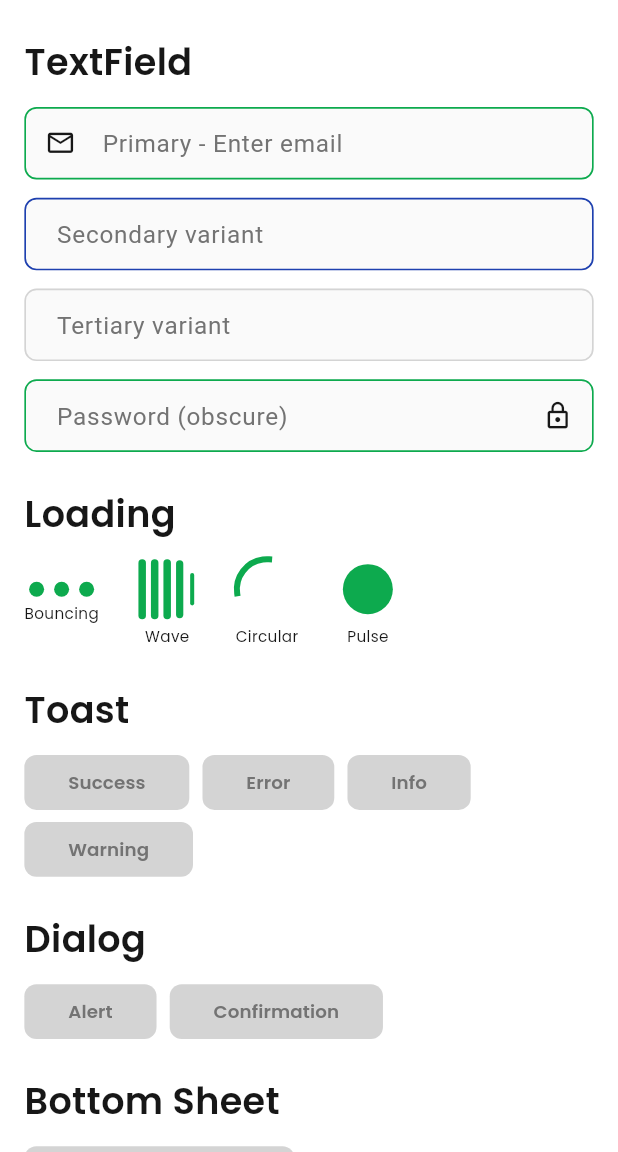
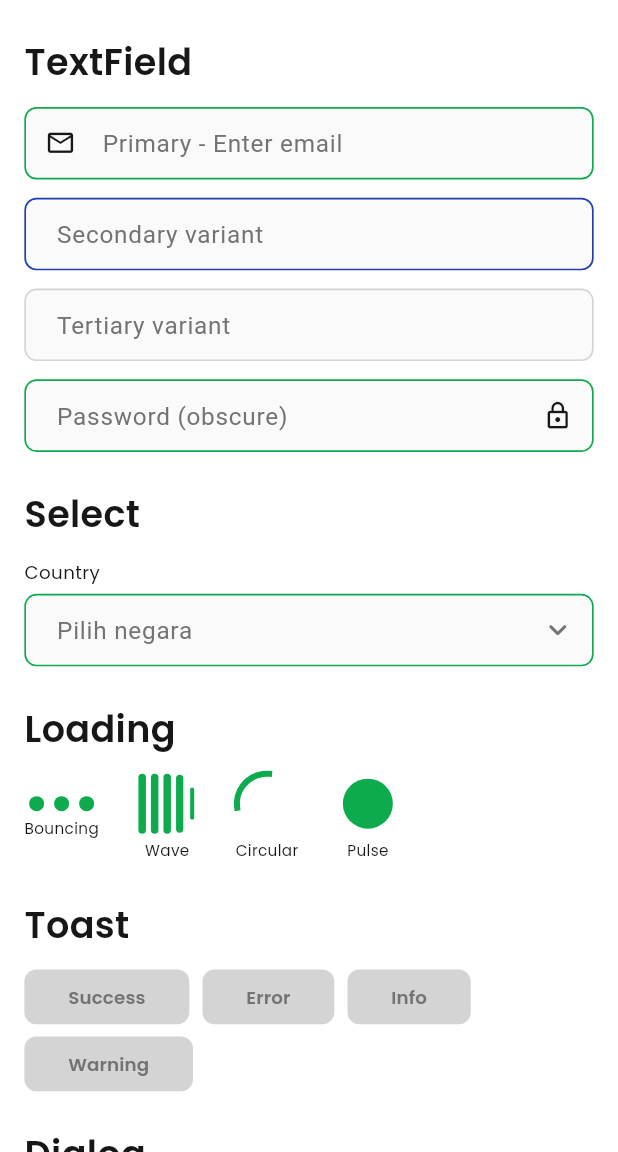
Before and after one commit to FhikarZul/flutter_ewa_kit, a Flutter app: the screen it shows after launch, scrolled down 576 dp, on a phone screen of 412 x 824 dp, the part 84-1236 px from its top. Run offline on Flutter 3.47's test engine with Material 3 defaults, Android fonts, the phone set to English and light mode, and no system bars; our stand-ins replace cached_network_image, connectivity_plus, dio, flutter_screenutil, flutter_spinkit, gap and 4 more; missing offline and left inert: dio_cache_interceptor, tap_debouncer.

Commit message:
feat(select): introduce EwaSelect component with static and lazy loading options
- Added `EwaSelect` for dropdown functionality, supporting both static items and lazy loading.
- Created `EwaSelectItem` data class for managing select options.
- Updated README to include usage examples for static and lazy load modes.
- Enhanced demo screen to showcase the new select component with both modes.
- Improved CHANGELOG to reflect the addition of the select component and its features.

````diff
--- a/example/lib/demo/demo_screen.dart
+++ b/example/lib/demo/demo_screen.dart
@@ -8,6 +8,7 @@ import 'image_example.dart';
 import 'lazy_load_example.dart';
 import 'login_example.dart';
 import 'permission_example.dart';
+import 'select_example.dart';
 
 class DemoScreen extends StatefulWidget {
   final VoidCallback? onThemeToggle;
@@ -22,6 +23,7 @@ class _DemoScreenState extends State<DemoScreen> {
   final _formKey = GlobalKey<FormState>();
   final _emailController = TextEditingController();
   final _passwordController = TextEditingController();
+  String? _selectedCountry;
 
   @override
   void dispose() {
@@ -163,6 +165,22 @@ class _DemoScreenState extends State<DemoScreen> {
                         (v == null || v.length < 6)
                             ? 'Min 6 characters'
                             : null,
+                  ),
+                ],
+              ),
+              _Section(
+                title: 'Select',
+                children: [
+                  EwaSelect<String>(
+                    labelText: 'Country',
+                    hintText: 'Pilih negara',
+                    items: const [
+                      EwaSelectItem(value: 'id', label: 'Indonesia'),
+                      EwaSelectItem(value: 'my', label: 'Malaysia'),
+                      EwaSelectItem(value: 'sg', label: 'Singapore'),
+                    ],
+                    value: _selectedCountry,
+                    onChanged: (v) => setState(() => _selectedCountry = v),
                   ),
                 ],
               ),
@@ -345,6 +363,13 @@ class _DemoScreenState extends State<DemoScreen> {
                   ),
                   SizedBox(height: 8.h),
                   EwaButton.primary(
+                    label: 'Select Demo (Static & Lazy)',
+                    onPressed: () async {
+                      _navigateTo(const SelectExampleScreen());
+                    },
+                  ),
+                  SizedBox(height: 8.h),
+                  EwaButton.primary(
                     label: 'HTTP Client Demo',
                     onPressed: () async {
                       _navigateTo(const HttpExampleScreen());
--- a/lib/ewa_kit.dart
+++ b/lib/ewa_kit.dart
@@ -6,6 +6,7 @@ export 'ui/permission/permission.dart';
 export 'ui/image/image.dart';
 export 'ui/lazy_load/lazy_load.dart';
 export 'ui/loading/loading.dart';
+export 'ui/select/select.dart';
 export 'ui/textfield/textfield.dart';
 export 'ui/toast/toast.dart';
 export 'ui/typography/typography.dart';
--- /dev/null
+++ b/lib/ui/select/ewa_select.dart
@@ -0,0 +1,515 @@
+import 'package:ewa_kit/foundations/color/ewa_color_foundation.dart';
+import 'package:ewa_kit/ui/loading/loading.dart';
+import 'package:ewa_kit/ui/select/ewa_select_item.dart';
+import 'package:ewa_kit/ui/textfield/enums/ewa_textfield_variant.dart';
+import 'package:ewa_kit/ui/typography/typography.dart';
+import 'package:flutter/material.dart';
+import 'package:flutter_screenutil/flutter_screenutil.dart';
+
+/// Constants for EWA Select configuration (matches EwaTextFieldConstants)
+class EwaSelectConstants {
+  const EwaSelectConstants._();
+
+  static const defaultBorderRadius = 8.0;
+  static const borderWidth = 1.0;
+  static const defaultPaddingHorizontal = 16.0;
+  static const defaultPaddingVertical = 12.0;
+}
+
+/// A select/dropdown component that supports both static items and lazy loading.
+///
+/// **Static mode** — pass [items] with all options:
+/// ```dart
+/// EwaSelect<String>(
+///   items: [
+///     EwaSelectItem(value: 'a', label: 'Option A'),
+///     EwaSelectItem(value: 'b', label: 'Option B'),
+///   ],
+///   value: selectedValue,
+///   onChanged: (v) => setState(() => selectedValue = v),
+/// )
+/// ```
+///
+/// **Lazy load mode** — pass [itemCount], [itemBuilder], [onLoadMore]:
+/// ```dart
+/// EwaSelect<String>.lazy(
+///   itemCount: items.length,
+///   itemBuilder: (context, index) => EwaSelectItem(value: items[index].id, label: items[index].name),
+///   onLoadMore: () async => await loadNextPage(),
+///   isLoading: isLoading,
+///   value: selectedValue,
+///   selectedLabel: selectedLabel, // for display when value set
+///   onChanged: (v) => ...,
+/// )
+/// ```
+class EwaSelect<T> extends StatelessWidget {
+  /// Creates a select with static items.
+  const EwaSelect({
+    required this.items,
+    required this.value,
+    required this.onChanged,
+    this.hintText = 'Pilih',
+    this.labelText,
+    this.helperText,
+    this.enabled = true,
+    this.variant = EwaTextFieldVariant.primary,
+    this.borderRadius = EwaSelectConstants.defaultBorderRadius,
+    this.prefixIcon,
+    this.validator,
+    this.emptyMessage,
+    this.itemCountNotifier,
+    super.key,
+  })  : itemCount = null,
+        itemBuilder = null,
+        onLoadMore = null,
+        isLoading = null,
+        selectedLabel = null;
+
+  /// Creates a select with lazy loading.
+  const EwaSelect.lazy({
+    required this.itemCount,
+    required this.itemBuilder,
+    required this.onLoadMore,
+    required this.isLoading,
+    required this.value,
+    required this.onChanged,
+    this.selectedLabel,
+    this.hintText = 'Pilih',
+    this.labelText,
+    this.helperText,
+    this.enabled = true,
+    this.variant = EwaTextFieldVariant.primary,
+    this.borderRadius = EwaSelectConstants.defaultBorderRadius,
+    this.prefixIcon,
+    this.validator,
+    this.emptyMessage = 'Tidak ada data',
+    this.itemCountNotifier,
+    super.key,
+  })  : items = null;
+
+  final List<EwaSelectItem<T>>? items;
+  final int? itemCount;
+  final EwaSelectItem<T> Function(BuildContext context, int index)? itemBuilder;
+  final Future<void> Function()? onLoadMore;
+  final bool? isLoading;
+
+  final T? value;
+  final String? selectedLabel;
+  final ValueChanged<T?> onChanged;
+
+  final String hintText;
+  final String? labelText;
+  final String? helperText;
+  final ValueNotifier<int>? itemCountNotifier;
+  final bool enabled;
+  final EwaTextFieldVariant variant;
+  final double borderRadius;
+  final Widget? prefixIcon;
+  final String? Function(T?)? validator;
+  final String? emptyMessage;
+
+  bool get _isLazy => itemBuilder != null && onLoadMore != null;
+
+  @override
+  Widget build(BuildContext context) {
+    return FormField<T?>(
+      key: ValueKey('$value-$selectedLabel'),
+      initialValue: value,
+      validator: (_) => validator?.call(value),
+      builder: (formState) {
+        return Column(
+          crossAxisAlignment: CrossAxisAlignment.start,
+          children: [
+            if (labelText != null) ...[
+              Text(
+                labelText!,
+                style: EwaTypography.bodySm().copyWith(
+                  color: variant.data(context).textColor,
+                ),
+              ),
+              SizedBox(height: 6.h),
+            ],
+            GestureDetector(
+              onTap: enabled ? () => _showOptions(context, formState) : null,
+              child: _buildTrigger(context, formState),
+            ),
+            if (helperText != null) ...[
+              SizedBox(height: 4.h),
+              Text(
+                helperText!,
+                style: EwaTypography.bodyXs().copyWith(
+                  color: EwaColorFoundation.resolveColor(
+                    context,
+                    EwaColorFoundation.neutral500,
+                    EwaColorFoundation.neutral400,
+                  ),
+                ),
+              ),
+            ],
+            if (formState.hasError) ...[
+              SizedBox(height: 4.h),
+              Text(
+                formState.errorText!,
+                style: EwaTypography.bodyXs().copyWith(
+                  color: EwaColorFoundation.getError(context),
+                ),
+              ),
+            ],
+          ],
+        );
+      },
+    );
+  }
+
+  Widget _buildTrigger(BuildContext context, FormFieldState<T?> formState) {
+    final variantData = variant.data(context);
+    final fontSize = 16.sp.clamp(12.0, 20.0);
+    final hasError = formState.hasError;
+
+    final displayText = _getDisplayText(context);
+
+    final isEmpty = displayText == hintText;
+    final content = InputDecorator(
+      decoration: InputDecoration(
+        hintText: isEmpty ? hintText : null,
+        hintStyle: TextStyle(color: variantData.hintColor, fontSize: fontSize),
+        prefixIcon: prefixIcon,
+        suffixIcon: Icon(
+          Icons.keyboard_arrow_down_rounded,
+          color: variantData.hintColor,
+          size: 24.sp,
+        ),
+        filled: true,
+        fillColor: variantData.fillColor,
+        contentPadding: EdgeInsets.symmetric(
+          horizontal: EwaSelectConstants.defaultPaddingHorizontal.w,
+          vertical: EwaSelectConstants.defaultPaddingVertical.h,
+        ),
+        enabledBorder: OutlineInputBorder(
+          borderRadius: BorderRadius.circular(borderRadius.r),
+          borderSide: BorderSide(
+            color: hasError
+                ? EwaColorFoundation.getError(context)
+                : variantData.enabledBorderColor,
+            width: EwaSelectConstants.borderWidth.w,
+          ),
+        ),
+        focusedBorder: OutlineInputBorder(
+          borderRadius: BorderRadius.circular(borderRadius.r),
+          borderSide: BorderSide(
+            color: hasError
+                ? EwaColorFoundation.getError(context)
+                : variantData.focusedBorderColor,
+            width: EwaSelectConstants.borderWidth.w,
+          ),
+        ),
+        errorBorder: OutlineInputBorder(
+          borderRadius: BorderRadius.circular(borderRadius.r),
+          borderSide: BorderSide(
+            color: EwaColorFoundation.getError(context),
+            width: EwaSelectConstants.borderWidth.w,
+          ),
+        ),
+        focusedErrorBorder: OutlineInputBorder(
+          borderRadius: BorderRadius.circular(borderRadius.r),
+          borderSide: BorderSide(
+            color: EwaColorFoundation.getError(context),
+            width: EwaSelectConstants.borderWidth.w,
+          ),
+        ),
+        disabledBorder: OutlineInputBorder(
+          borderRadius: BorderRadius.circular(borderRadius.r),
+          borderSide: BorderSide(
+            color: EwaColorFoundation.resolveColor(
+              context,
+              EwaColorFoundation.neutral300,
+              EwaColorFoundation.neutral600,
+            ),
+            width: EwaSelectConstants.borderWidth.w,
+          ),
+        ),
+      ),
+      isEmpty: isEmpty,
+      child: Text(
+        isEmpty ? '' : displayText,
+        style: EwaTypography.body().copyWith(
+          color: displayText == hintText
+              ? variantData.hintColor
+              : variantData.textColor,
+          fontSize: fontSize,
+        ),
+        maxLines: 1,
+        overflow: TextOverflow.ellipsis,
+      ),
+    );
+
+    return Opacity(opacity: enabled ? 1 : 0.5, child: content);
+  }
+
+  String _getDisplayText(BuildContext context) {
+    if (value == null) return hintText;
+    if (selectedLabel != null && selectedLabel!.isNotEmpty) return selectedLabel!;
+
+    if (items != null) {
+      final item = items!.cast<EwaSelectItem<T>?>().firstWhere(
+            (i) => i?.value == value,
+            orElse: () => null,
+          );
+      return item?.label ?? value.toString();
+    }
+
+    return value.toString();
+  }
+
+  void _showOptions(BuildContext context, FormFieldState<T?> formState) {
+    if (_isLazy) {
+      _showLazyOptions(context, formState);
+    } else {
+      _showStaticOptions(context, formState);
+    }
+  }
+
+  void _showStaticOptions(BuildContext context, FormFieldState<T?> formState) {
+    final options = items ?? [];
+
+    showModalBottomSheet<void>(
+      context: context,
+      backgroundColor: Colors.transparent,
+      isScrollControlled: true,
+      builder: (ctx) => Container(
+        constraints: BoxConstraints(maxHeight: MediaQuery.of(ctx).size.height * 0.6),
+        decoration: BoxDecoration(
+          color: EwaColorFoundation.resolveColor(
+            context,
+            EwaColorFoundation.neutral50,
+            EwaColorFoundation.neutral900,
+          ),
+          borderRadius: BorderRadius.vertical(top: Radius.circular(16.r)),
+        ),
+        child: Column(
+          mainAxisSize: MainAxisSize.min,
+          children: [
+            Container(
+              margin: EdgeInsets.only(top: 12.h),
+              width: 40.w,
+              height: 4.h,
+              decoration: BoxDecoration(
+                color: EwaColorFoundation.resolveColor(
+                  context,
+                  EwaColorFoundation.neutral300,
+                  EwaColorFoundation.neutral600,
+                ),
+                borderRadius: BorderRadius.circular(2.r),
+              ),
+            ),
+            if (labelText != null) ...[
+              Padding(
+                padding: EdgeInsets.all(16.r),
+                child: Text(labelText!, style: EwaTypography.headingSm()),
+              ),
+            ],
+            Flexible(
+              child: options.isEmpty
+                  ? Padding(
+                      padding: EdgeInsets.all(24.r),
+                      child: Text(
+                        emptyMessage ?? 'Tidak ada data',
+                        style: EwaTypography.bodySm(),
+                      ),
+                    )
+                  : ListView.builder(
+                      shrinkWrap: true,
+                      itemCount: options.length,
+                      itemBuilder: (ctx, i) => _OptionTile<T>(
+                        item: options[i],
+                        isSelected: options[i].value == value,
+                        onTap: () {
+                          formState.didChange(options[i].value);
+                          onChanged(options[i].value);
+                          Navigator.pop(ctx);
+                        },
+                      ),
+                    ),
+            ),
+          ],
+        ),
+      ),
+    );
+  }
+
+  void _showLazyOptions(BuildContext context, FormFieldState<T?> formState) {
+    showModalBottomSheet<void>(
+      context: context,
+      backgroundColor: Colors.transparent,
+      isScrollControlled: true,
+      builder: (ctx) => _LazySelectContent<T>(
+        itemCount: itemCount!,
+        itemCountNotifier: itemCountNotifier,
+        itemBuilder: itemBuilder!,
+        onLoadMore: onLoadMore!,
+        isLoading: isLoading ?? false,
+        value: value,
+        onSelected: (v) {
+          formState.didChange(v);
+          onChanged(v);
+          Navigator.pop(ctx);
+        },
+        labelText: labelText,
+        emptyMessage: emptyMessage,
+      ),
+    );
+  }
+}
+
+class _OptionTile<T> extends StatelessWidget {
+  const _OptionTile({
+    required this.item,
+    required this.isSelected,
+    required this.onTap,
+  });
+
+  final EwaSelectItem<T> item;
+  final bool isSelected;
+  final VoidCallback onTap;
+
+  @override
+  Widget build(BuildContext context) {
+    return ListTile(
+      title: item.child ?? Text(item.label),
+      trailing: isSelected ? Icon(Icons.check, color: EwaColorFoundation.getPrimary(context), size: 20.sp) : null,
+      onTap: onTap,
+    );
+  }
+}
+
+class _LazySelectContent<T> extends StatefulWidget {
+  const _LazySelectContent({
+    required this.itemCount,
+    this.itemCountNotifier,
+    required this.itemBuilder,
+    required this.onLoadMore,
+    required this.isLoading,
+    required this.value,
+    required this.onSelected,
+    this.labelText,
+    this.emptyMessage,
+  });
+
+  final int itemCount;
+  final ValueNotifier<int>? itemCountNotifier;
+  final EwaSelectItem<T> Function(BuildContext context, int index) itemBuilder;
+  final Future<void> Function() onLoadMore;
+  final bool isLoading;
+  final T? value;
+  final ValueChanged<T?> onSelected;
+  final String? labelText;
+  final String? emptyMessage;
+
+  @override
+  State<_LazySelectContent<T>> createState() => _LazySelectContentState<T>();
+}
+
+class _LazySelectContentState<T> extends State<_LazySelectContent<T>> {
+  final ScrollController _scrollController = ScrollController();
+
+  @override
+  void initState() {
+    super.initState();
+    _scrollController.addListener(_onScroll);
+  }
+
+  @override
+  void dispose() {
+    _scrollController.removeListener(_onScroll);
+    _scrollController.dispose();
+    super.dispose();
+  }
+
+  void _onScroll() {
+    if (!_scrollController.hasClients || widget.isLoading) return;
+    final pos = _scrollController.position;
+    if (pos.pixels >= pos.maxScrollExtent - 80) {
+      widget.onLoadMore();
+    }
+  }
+
+  Widget _buildContent(int count) {
+    return Container(
+      constraints: BoxConstraints(maxHeight: MediaQuery.of(context).size.height * 0.6),
+      decoration: BoxDecoration(
+        color: EwaColorFoundation.resolveColor(
+          context,
+          EwaColorFoundation.neutral50,
+          EwaColorFoundation.neutral900,
+        ),
+        borderRadius: BorderRadius.vertical(top: Radius.circular(16.r)),
+      ),
+      child: Column(
+        mainAxisSize: MainAxisSize.min,
+        children: [
+          Container(
+            margin: EdgeInsets.only(top: 12.h),
+            width: 40.w,
+            height: 4.h,
+            decoration: BoxDecoration(
+              color: EwaColorFoundation.resolveColor(
+                context,
+                EwaColorFoundation.neutral300,
+                EwaColorFoundation.neutral600,
+              ),
+              borderRadius: BorderRadius.circular(2.r),
+            ),
+          ),
+          if (widget.labelText != null) ...[
+            Padding(
+              padding: EdgeInsets.all(16.r),
+              child: Text(widget.labelText!, style: EwaTypography.headingSm()),
+            ),
+          ],
+          Flexible(
+            child: count == 0 && !widget.isLoading
+                ? Padding(
+                    padding: EdgeInsets.all(24.r),
+                    child: Text(
+                      widget.emptyMessage ?? 'Tidak ada data',
+                      style: EwaTypography.bodySm(),
+                    ),
+                  )
+                : ListView.builder(
+                    controller: _scrollController,
+                    shrinkWrap: true,
+                    itemCount: count + (widget.isLoading ? 1 : 0),
+                    itemBuilder: (ctx, i) {
+                      if (i >= count) {
+                        return Padding(
+                          padding: EdgeInsets.symmetric(vertical: 16.h),
+                          child: Center(
+                            child: EwaLoading.circularProgress(size: 24),
+                          ),
+                        );
+                      }
+                      final item = widget.itemBuilder(context, i);
+                      return _OptionTile<T>(
+                        item: item,
+                        isSelected: item.value == widget.value,
+                        onTap: () => widget.onSelected(item.value),
+                      );
+                    },
+                  ),
+          ),
+        ],
+      ),
+    );
+  }
+
+  @override
+  Widget build(BuildContext context) {
+    if (widget.itemCountNotifier != null) {
+      return ValueListenableBuilder<int>(
+        valueListenable: widget.itemCountNotifier!,
+        builder: (context, count, _) => _buildContent(count),
+      );
+    }
+    return _buildContent(widget.itemCount);
+  }
+}
--- /dev/null
+++ b/lib/ui/select/ewa_select_item.dart
@@ -0,0 +1,28 @@
+import 'package:flutter/material.dart';
+
+/// Represents an option item for [EwaSelect].
+///
+/// [value] is the underlying value, [label] is the display text.
+/// Use [child] for custom widget display (overrides label when non-null).
+@immutable
+class EwaSelectItem<T> {
+  const EwaSelectItem({
+    required this.value,
+    required this.label,
+    this.child,
+  });
+
+  final T value;
+  final String label;
+  final Widget? child;
+
+  @override
+  bool operator ==(Object other) =>
+      identical(this, other) ||
+      other is EwaSelectItem<T> &&
+          runtimeType == other.runtimeType &&
+          value == other.value;
+
+  @override
+  int get hashCode => value.hashCode;
+}
--- /dev/null
+++ b/lib/ui/select/select.dart
@@ -0,0 +1,2 @@
+export 'ewa_select.dart';
+export 'ewa_select_item.dart';
````
Also changed, not shown: example/lib/demo/select_example.dart (added, +117 -0 lines), 3 other files.
